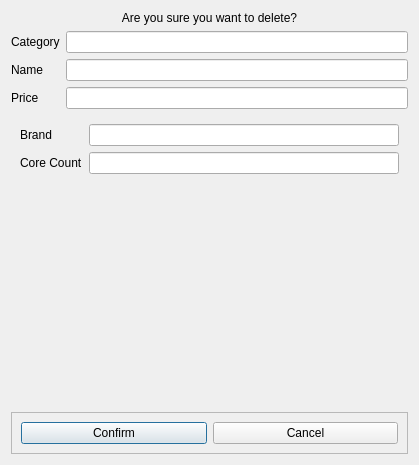
Before: the Qt Designer form rhainer_test_5/deleteProductDialog.ui in Rhainer13/IM-Project, drawn with Qt 5.
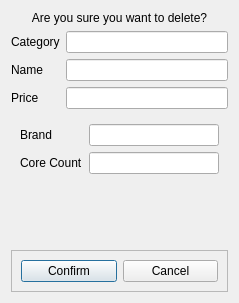
After: the same form once the commit is applied.

Diff of the .ui file:
```diff
--- a/rhainer_test_5/deleteProductDialog.ui
+++ b/rhainer_test_5/deleteProductDialog.ui
@@ -6,8 +6,8 @@
    <rect>
     <x>0</x>
     <y>0</y>
-    <width>419</width>
-    <height>465</height>
+    <width>239</width>
+    <height>303</height>
    </rect>
   </property>
   <property name="windowTitle">
@@ -104,7 +104,11 @@
           </widget>
          </item>
          <item row="1" column="1">
-          <widget class="QLineEdit" name="coreCount"/>
+          <widget class="QLineEdit" name="coreCount">
+           <property name="readOnly">
+            <bool>true</bool>
+           </property>
+          </widget>
          </item>
         </layout>
        </item>
```
Left out of the diff: 2 changed lines with no effect on the pictures.
